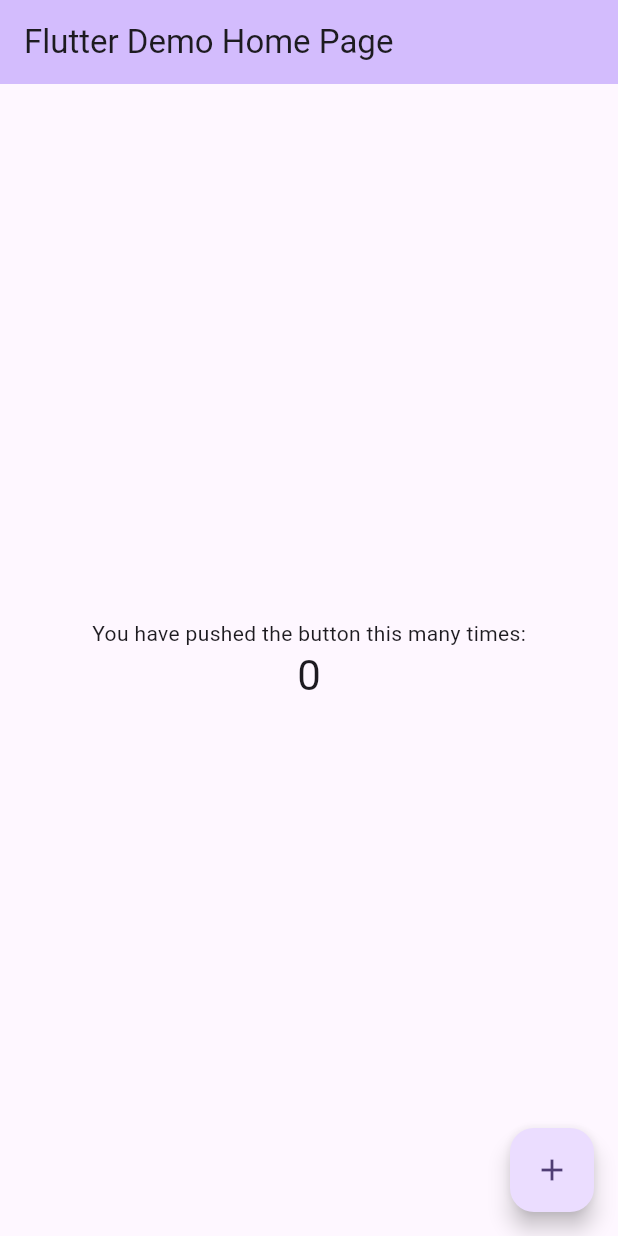
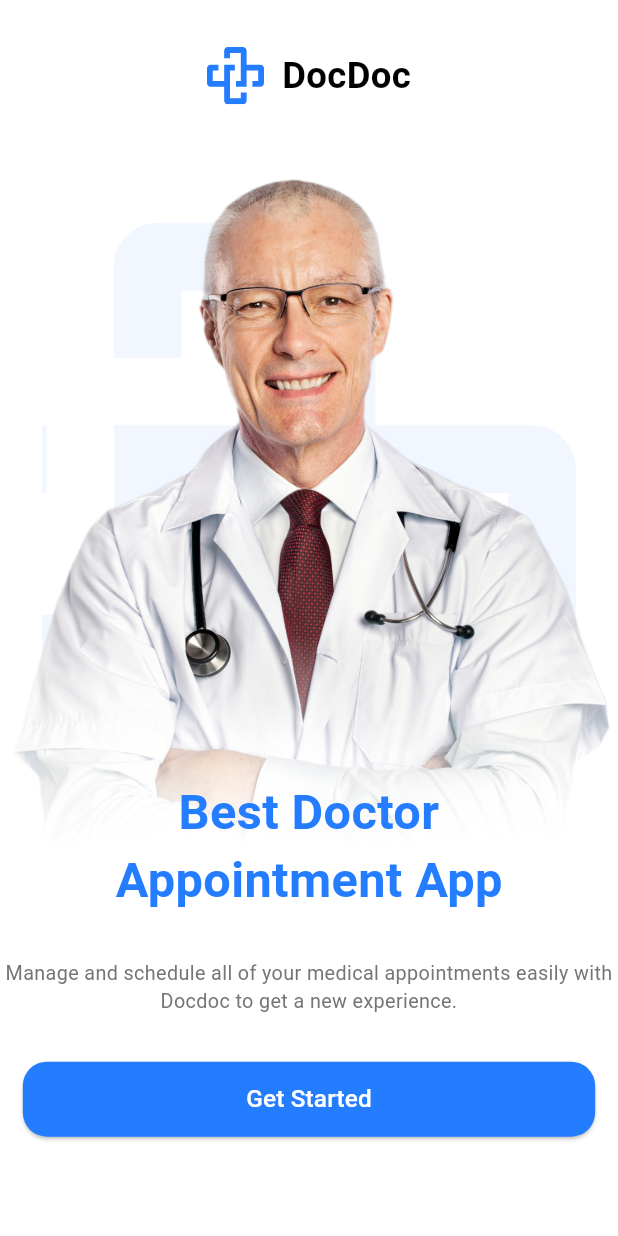
Before and after one commit to YoussefMohammed001/medical_app, a Flutter app: the screen it shows after launch, on a phone screen of 412 x 824 dp. Run offline on Flutter 3.47's test engine with Material 3 defaults, Android fonts, the phone set to English and light mode, and no system bars; our stand-ins replace flutter_screenutil, flutter_svg.

Commit message:
onBoarding

```diff
--- /dev/null
+++ b/lib/core/helpers/navigators.dart
@@ -0,0 +1,56 @@
+import 'package:flutter/material.dart';
+
+Future push(
+  BuildContext context,
+  Widget screen,
+) async {
+  return await Navigator.of(context).push(
+    MaterialPageRoute(builder: (context) => screen),
+  );
+}
+
+Future pushReplacement(
+  BuildContext context,
+  Widget screen,
+) async {
+  return await Navigator.pushReplacement(
+    context,
+    MaterialPageRoute(builder: (context) => screen),
+  );
+}
+
+Future pushAndRemoveUntil(
+  BuildContext context,
+  Widget screen,
+) async {
+  return await Navigator.pushAndRemoveUntil(
+    context,
+    MaterialPageRoute(builder: (context) => screen),
+    (route) => false,
+  );
+}
+
+Future pushNamed(
+  BuildContext context,
+  String routeName, {
+  Object? arguments,
+}) async {
+  return await Navigator.pushNamed(context, routeName, arguments: arguments);
+}
+
+void pushNamedAndRemove(
+  context,
+  routeName, {
+  Object? arguments,
+}) {
+  Navigator.pushNamedAndRemoveUntil(
+    context,
+    routeName,
+    (route) => false,
+    arguments: arguments,
+  );
+}
+
+void pop(context, [dynamic result]) {
+  Navigator.pop(context, result);
+}
--- /dev/null
+++ b/lib/core/helpers/safe_print.dart
@@ -0,0 +1,9 @@
+import 'package:flutter/foundation.dart';
+
+void safePrint(Object? message){
+  if (kDebugMode) {
+    print('=> - - - - - - - - - - - - - - - - <=');
+    print(message);
+    print('=> - - - - - - - - - - - - - - - - <=');
+  }
+}
--- /dev/null
+++ b/lib/core/helpers/svg.dart
@@ -0,0 +1,37 @@
+
+import 'package:flutter/material.dart';
+import 'package:flutter_svg/flutter_svg.dart';
+
+class AppSVG extends StatelessWidget {
+  const AppSVG({
+    Key? key,
+    required this.assetName,
+    this.width,
+    this.height,
+    this.color,
+    this.boxFit = BoxFit.contain,
+  }) : super(key: key);
+
+  final String assetName;
+  final double? width;
+  final double? height;
+  final Color? color;
+  final BoxFit boxFit;
+
+  @override
+  Widget build(BuildContext context) {
+    String assetPath = assetName;
+    if (!assetPath.contains('images')) {
+      assetPath = "assets/svgs/$assetPath.svg";
+    }
+
+    return SvgPicture.asset(
+      assetPath,
+      fit: boxFit,
+      height: height,
+      width: width,
+      // ignore: deprecated_member_use
+      color: color,
+    );
+  }
+}
--- /dev/null
+++ b/lib/core/rounting/app_router.dart
@@ -0,0 +1,28 @@
+import 'package:flutter/cupertino.dart';
+import 'package:flutter/material.dart';
+import 'package:medical_app/core/rounting/routes.dart';
+import 'package:medical_app/features/login/login_screen.dart';
+import 'package:medical_app/features/on_boarding/ui/screens/on_boardind_Screen.dart';
+
+class AppRouter{
+
+  Route  generateRoute(RouteSettings settings){
+
+    switch(settings.name){
+
+      case Routes.onBoardingScreen:
+        return  MaterialPageRoute(builder:  (context) => OnBoardingScreen(),);
+
+        case Routes.loginScreen:
+        return  MaterialPageRoute(builder:  (context) => LoginScreen(),);
+
+      default:
+        return MaterialPageRoute(builder: (context) => Scaffold(
+          body:  Center(child: Text("No route defined ${settings.name}")),
+        ),);
+
+    }
+
+  }
+
+}
--- /dev/null
+++ b/lib/core/rounting/routes.dart
@@ -0,0 +1,6 @@
+class Routes{
+
+static  const String onBoardingScreen = '/onBoardingScreen';
+static  const String loginScreen = '/loginScreen';
+
+}
--- /dev/null
+++ b/lib/core/theming/colors.dart
@@ -0,0 +1,11 @@
+import 'package:flutter/material.dart';
+
+class AppColors{
+
+  static const Color primaryColor = Color(0xFF247CFF);
+  static const Color gray = Color(0xFF757575);
+
+
+
+
+}
--- /dev/null
+++ b/lib/core/theming/styles.dart
@@ -0,0 +1,33 @@
+import 'package:flutter/material.dart';
+import 'package:flutter_screenutil/flutter_screenutil.dart';
+import 'package:medical_app/core/theming/colors.dart';
+
+class TextStyles {
+static TextStyle font24BlackWeight = TextStyle(
+fontSize: 24.sp,
+  fontWeight: FontWeight.w700,
+  color: Colors.black
+);
+
+
+static TextStyle font32BlueBold = TextStyle(
+fontSize: 32.sp,
+  fontWeight: FontWeight.bold,
+  color: AppColors.primaryColor,
+);
+
+
+static TextStyle font13Grey = TextStyle(
+fontSize: 13.sp,
+  color: AppColors.gray,
+);
+
+
+static TextStyle font16SimiBold = TextStyle(
+fontSize: 16.sp,
+  color: Colors.white,
+  fontWeight: FontWeight.w500,
+);
+
+
+}
--- /dev/null
+++ b/lib/doc_app.dart
@@ -0,0 +1,30 @@
+import 'package:flutter/material.dart';
+import 'package:medical_app/core/rounting/app_router.dart';
+import 'package:flutter_screenutil/flutter_screenutil.dart';
+import 'package:medical_app/core/rounting/routes.dart';
+import 'package:medical_app/core/theming/colors.dart';
+class DocApp extends StatelessWidget {
+  final AppRouter appRouter;
+  const DocApp({super.key, required this.appRouter});
+
+  @override
+
+  Widget build(BuildContext context) {
+    return ScreenUtilInit(
+      designSize: const Size(375, 812),
+minTextAdapt: true,
+child: MaterialApp(
+ title:  "doc app",
+onGenerateRoute: appRouter.generateRoute,
+  theme:  ThemeData(
+primaryColor:  AppColors.primaryColor,
+    scaffoldBackgroundColor:  Colors.white,
+  ),
+  debugShowCheckedModeBanner: false,
+initialRoute:  Routes.onBoardingScreen,
+  onUnknownRoute: appRouter.generateRoute,
+),
+
+    );
+  }
+}
--- /dev/null
+++ b/lib/features/login/login_screen.dart
@@ -0,0 +1,14 @@
+import 'package:flutter/material.dart';
+
+class LoginScreen extends StatelessWidget {
+  const LoginScreen({super.key});
+
+  @override
+  Widget build(BuildContext context) {
+    return const Scaffold(
+      body: Center(
+        child: Text("Login Screen"),
+      ),
+    );
+  }
+}
--- /dev/null
+++ b/lib/features/on_boarding/ui/screens/on_boardind_Screen.dart
@@ -0,0 +1,47 @@
+import 'package:flutter/material.dart';
+import 'package:flutter_screenutil/flutter_screenutil.dart';
+import 'package:medical_app/core/theming/styles.dart';
+import 'package:medical_app/features/on_boarding/ui/widgets/doc_logo_and_name.dart';
+import 'package:medical_app/features/on_boarding/ui/widgets/doctor_text_and_image.dart';
+import 'package:medical_app/features/on_boarding/ui/widgets/get_started_button.dart';
+
+class OnBoardingScreen extends StatelessWidget {
+  const OnBoardingScreen({super.key});
+
+  @override
+  Widget build(BuildContext context) {
+    return  Scaffold(
+      body: SafeArea(
+        child: SingleChildScrollView(
+          padding: EdgeInsets.only(
+            top: 30.h,
+            bottom: 30.h,
+           // left: 30.h,
+            //right: 30.h
+          ),
+          child:  Column(
+            children: [
+              DocLogoAndName(),
+              SizedBox(height: 30.h,),
+              DoctorImageAndText(),
+              Column(
+                children: [
+                  Text(
+
+                    "Manage and schedule all of your medical appointments easily with Docdoc to get a new experience.",
+                    textAlign:  TextAlign.center,
+                    style: TextStyles.font13Grey,
+                  )
+                ],
+              ),
+              SizedBox(height: 30.h,),
+              GetStartedButton()
+
+            ],
+          ),
+        ),
+        ),
+
+    );
+  }
+}
--- /dev/null
+++ b/lib/features/on_boarding/ui/widgets/doc_logo_and_name.dart
@@ -0,0 +1,21 @@
+import 'package:flutter/material.dart';
+import 'package:flutter_screenutil/flutter_screenutil.dart';
+import 'package:medical_app/core/helpers/svg.dart';
+import 'package:medical_app/core/theming/styles.dart';
+
+
+class DocLogoAndName extends StatelessWidget {
+  const DocLogoAndName({super.key});
+
+  @override
+  Widget build(BuildContext context) {
+    return  Row(
+      mainAxisAlignment: MainAxisAlignment.center,
+      children: [
+        const AppSVG(assetName: "logo"),
+        SizedBox(width: 10.w,),
+        Text("DocDoc",style: TextStyles.font24BlackWeight,)
+      ],
+    );
+  }
+}
--- /dev/null
+++ b/lib/features/on_boarding/ui/widgets/doctor_text_and_image.dart
@@ -0,0 +1,48 @@
+import 'package:flutter/material.dart';
+import 'package:flutter_screenutil/flutter_screenutil.dart';
+import 'package:medical_app/core/helpers/svg.dart';
+import 'package:medical_app/core/theming/styles.dart';
+
+class DoctorImageAndText extends StatelessWidget {
+  const DoctorImageAndText({super.key});
+
+  @override
+  Widget build(BuildContext context) {
+    return  Stack(
+      alignment: AlignmentDirectional.center,
+      children: [
+        const AppSVG(assetName: 'splash_back_ground',),
+        Container(
+          foregroundDecoration:  BoxDecoration(
+            gradient: LinearGradient(
+                colors:[
+                Colors.white,
+                Colors.white.withOpacity(0.0 )
+                ],
+              begin: Alignment.bottomCenter,
+              end: Alignment.topCenter,
+              stops: const[0.14,0.4],
+                ),
+
+            ),
+
+            child: Image.asset("assets/images/doc.png")),
+        Positioned(
+          bottom: 30.h,
+          child: Text("Best Doctor\nAppointment App",
+            textAlign: TextAlign.center,
+
+            style: TextStyles.font32BlueBold.copyWith(
+              height: 1.4
+            ),
+
+      ),
+        )
+
+      ],
+
+    );
+  }
+
+
+}
--- /dev/null
+++ b/lib/features/on_boarding/ui/widgets/get_started_button.dart
@@ -0,0 +1,36 @@
+import 'package:flutter/material.dart';
+import 'package:flutter_screenutil/flutter_screenutil.dart';
+import 'package:medical_app/core/theming/colors.dart';
+import 'package:medical_app/core/theming/styles.dart';
+
+class GetStartedButton extends StatelessWidget {
+  const GetStartedButton({super.key});
+
+  @override
+  Widget build(BuildContext context) {
+    return  Container(
+      margin: EdgeInsets.symmetric(horizontal: 15.h),
+      child: ElevatedButton(
+
+          onPressed: (){
+
+      },
+          style: ButtonStyle(
+            shape: MaterialStatePropertyAll(
+RoundedRectangleBorder(
+  borderRadius: BorderRadius.circular(16)
+)
+            ),
+            backgroundColor: MaterialStatePropertyAll(AppColors.primaryColor),
+            tapTargetSize: MaterialTapTargetSize.shrinkWrap,
+                minimumSize: MaterialStateProperty.all(const Size(double.infinity, 50))
+          ),
+          child:  Text("Get Started",
+style: TextStyles.font16SimiBold,
+
+
+
+      )),
+    );
+  }
+}
--- a/lib/main.dart
+++ b/lib/main.dart
@@ -1,126 +1,7 @@
 import 'package:flutter/material.dart';
+import 'package:medical_app/core/rounting/app_router.dart';
+import 'package:medical_app/doc_app.dart';
 
 void main() {
-  runApp(const MyApp());
+  runApp(  DocApp(appRouter: AppRouter(),));
 }
-
-class MyApp extends StatelessWidget {
-  const MyApp({super.key});
-
-  // This widget is the root of your application.
-  @override
-  Widget build(BuildContext context) {
-    return MaterialApp(
-      debugShowCheckedModeBanner: false,
-      title: 'Flutter Demo',
-      theme: ThemeData(
-        // This is the theme of your application.
-        //
-        // TRY THIS: Try running your application with "flutter run". You'll see
-        // the application has a blue toolbar. Then, without quitting the app,
-        // try changing the seedColor in the colorScheme below to Colors.green
-        // and then invoke "hot reload" (save your changes or press the "hot
-        // reload" button in a Flutter-supported IDE, or press "r" if you used
-        // the command line to start the app).
-        //
-        // Notice that the counter didn't reset back to zero; the application
-        // state is not lost during the reload. To reset the state, use hot
-        // restart instead.
-        //
-        // This works for code too, not just values: Most code changes can be
-        // tested with just a hot reload.
-        colorScheme: ColorScheme.fromSeed(seedColor: Colors.deepPurple),
-        useMaterial3: true,
-      ),
-      home: const MyHomePage(title: 'Flutter Demo Home Page'),
-    );
-  }
-}
-
-class MyHomePage extends StatefulWidget {
-  const MyHomePage({super.key, required this.title});
-
-  // This widget is the home page of your application. It is stateful, meaning
-  // that it has a State object (defined below) that contains fields that affect
-  // how it looks.
-
-  // This class is the configuration for the state. It holds the values (in this
-  // case the title) provided by the parent (in this case the App widget) and
-  // used by the build method of the State. Fields in a Widget subclass are
-  // always marked "final".
-
-  final String title;
-
-  @override
-  State<MyHomePage> createState() => _MyHomePageState();
-}
-
-class _MyHomePageState extends State<MyHomePage> {
-  int _counter = 0;
-
-  void _incrementCounter() {
-    setState(() {
-      // This call to setState tells the Flutter framework that something has
-      // changed in this State, which causes it to rerun the build method below
-      // so that the display can reflect the updated values. If we changed
-      // _counter without calling setState(), then the build method would not be
-      // called again, and so nothing would appear to happen.
-      _counter++;
-    });
-  }
-
-  @override
-  Widget build(BuildContext context) {
-    // This method is rerun every time setState is called, for instance as done
-    // by the _incrementCounter method above.
-    //
-    // The Flutter framework has been optimized to make rerunning build methods
-    // fast, so that you can just rebuild anything that needs updating rather
-    // than having to individually change instances of widgets.
-    return Scaffold(
-      appBar: AppBar(
-        // TRY THIS: Try changing the color here to a specific color (to
-        // Colors.amber, perhaps?) and trigger a hot reload to see the AppBar
-        // change color while the other colors stay the same.
-        backgroundColor: Theme.of(context).colorScheme.inversePrimary,
-        // Here we take the value from the MyHomePage object that was created by
-        // the App.build method, and use it to set our appbar title.
-        title: Text(widget.title),
-      ),
-      body: Center(
-        // Center is a layout widget. It takes a single child and positions it
-        // in the middle of the parent.
-        child: Column(
-          // Column is also a layout widget. It takes a list of children and
-          // arranges them vertically. By default, it sizes itself to fit its
-          // children horizontally, and tries to be as tall as its parent.
-          //
-          // Column has various properties to control how it sizes itself and
-          // how it positions its children. Here we use mainAxisAlignment to
-          // center the children vertically; the main axis here is the vertical
-          // axis because Columns are vertical (the cross axis would be
-          // horizontal).
-          //
-          // TRY THIS: Invoke "debug painting" (choose the "Toggle Debug Paint"
-          // action in the IDE, or press "p" in the console), to see the
-          // wireframe for each widget.
-          mainAxisAlignment: MainAxisAlignment.center,
-          children: <Widget>[
-            const Text(
-              'You have pushed the button this many times:',
-            ),
-            Text(
-              '$_counter',
-              style: Theme.of(context).textTheme.headlineMedium,
-            ),
-          ],
-        ),
-      ),
-      floatingActionButton: FloatingActionButton(
-        onPressed: _incrementCounter,
-        tooltip: 'Increment',
-        child: const Icon(Icons.add),
-      ), // This trailing comma makes auto-formatting nicer for build methods.
-    );
-  }
-}
```
Also changed, not shown: pubspec.yaml (+5 -2 lines), assets/images/doc.png (added), assets/svgs/logo.svg (added), assets/svgs/splash_back_ground.svg (added), pubspec.lock, 1 other file.
